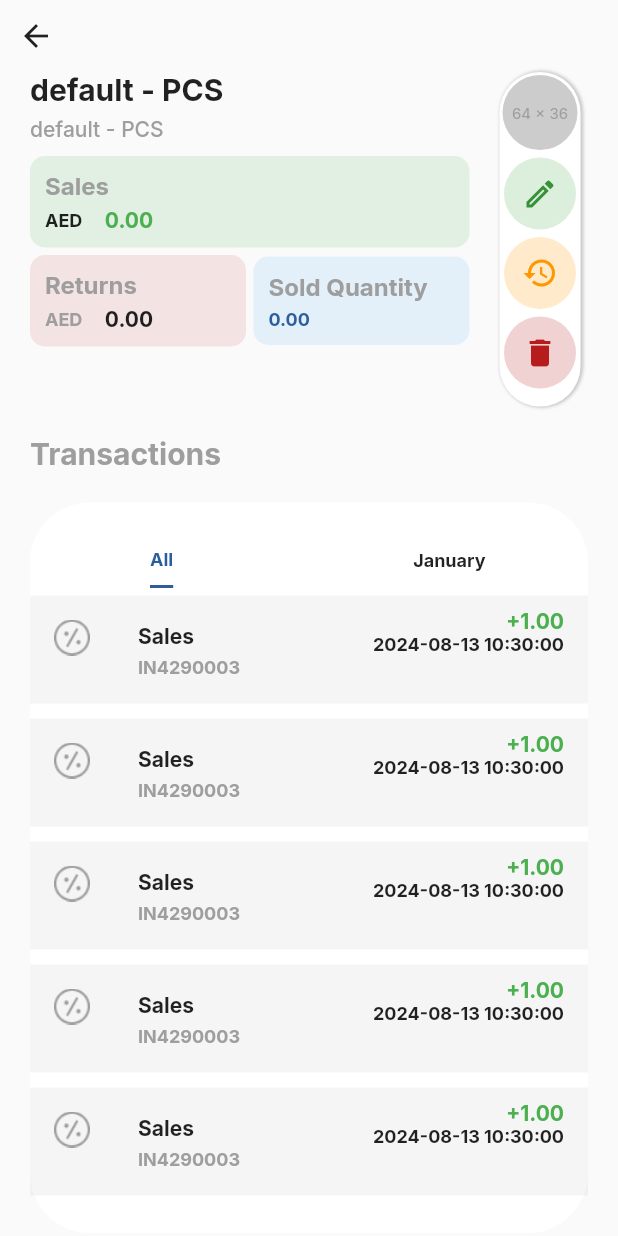
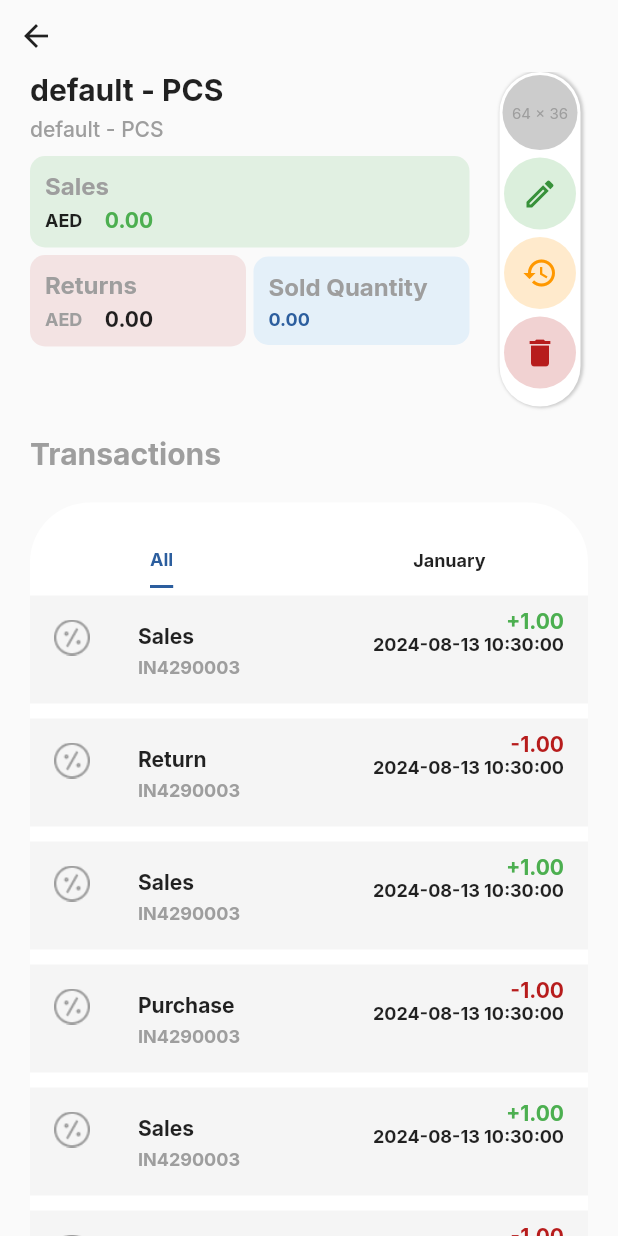
Before and after one commit to Rohit7602/spreadx_web, a Flutter app: the ProductDetailsView screen opened directly with sample values from the repository, after a tap on the "add" icon, on a phone screen of 412 x 824 dp. Run offline on Flutter 3.47's test engine with Material 3 defaults, Android fonts, the phone set to English and light mode, and no system bars; our stand-ins replace carousel_slider, data_table_2, get, go_router, google_fonts and 3 more; missing offline and left inert: country_currency_pickers, country_pickers, dart:ffi, expand_widget, win32, window_manager; accounts and stored records are empty; statements that could not run were skipped.

```diff
--- a/lib/View/Product/product_details_view.dart
+++ b/lib/View/Product/product_details_view.dart
@@ -1,7 +1,7 @@
 import 'package:flutter/material.dart';
 import 'package:get/get.dart';
-import 'package:intl/intl.dart';
 import 'package:spreadx_web/Components/Models/product_model.dart';
+import 'package:spreadx_web/Components/transaction_tile.dart';
 import 'package:spreadx_web/Data/local_data.dart';
 import 'package:spreadx_web/View/Product/edit_product_details_view.dart';
 import 'package:spreadx_web/main.dart';
@@ -22,6 +22,22 @@ class _ProductDetailsViewState extends State<ProductDetailsView> {
   final RxBool expandEditButton = RxBool(false);
 
   final RxString selected = "default".obs;
+
+  final List<String> transactionType = [
+    "Sales",
+    "Return",
+    "Sales",
+    "Purchase",
+    "Sales",
+    "Return",
+    "Purchase",
+    "Sales",
+    "Purchase",
+    "Return",
+    "Sales",
+    "Return",
+    "Purchase"
+  ];
 
   @override
   Widget build(BuildContext context) {
@@ -344,44 +360,12 @@ class _ProductDetailsViewState extends State<ProductDetailsView> {
                                     const EdgeInsets.symmetric(vertical: 5),
                                 separatorBuilder: (context, i) =>
                                     styleSheet.appConfig.addHeight(10),
-                                itemCount: 5,
+                                itemCount: transactionType.length,
                                 shrinkWrap: true,
                                 physics: const NeverScrollableScrollPhysics(),
                                 itemBuilder: (context, i) {
-                                  return Container(
-                                    color: styleSheet.COLOR.lightGreyColor,
-                                    child: ListTile(
-                                      leading: Image.asset(
-                                          styleSheet.icons.saleIcon,
-                                          color: styleSheet.COLOR.greyColor,
-                                          width: 24),
-                                      title: Text("Sales",
-                                          style:
-                                              styleSheet.TEXT_THEME.fs14Bold),
-                                      subtitle: Text("IN4290003",
-                                          style: styleSheet.TEXT_THEME.fs12Bold
-                                              .copyWith(
-                                                  color: styleSheet
-                                                      .COLOR.greyColor)),
-                                      trailing: Column(
-                                        crossAxisAlignment:
-                                            CrossAxisAlignment.end,
-                                        children: [
-                                          Text("+1.00",
-                                              style: styleSheet
-                                                  .TEXT_THEME.fs14Bold
-                                                  .copyWith(
-                                                      color: styleSheet
-                                                          .COLOR.greenColor)),
-                                          Text(
-                                              DateFormat("yyyy-MM-dd hh:mm:ss")
-                                                  .format(DateTime.now()),
-                                              style: styleSheet
-                                                  .TEXT_THEME.fs12Bold),
-                                        ],
-                                      ),
-                                    ),
-                                  );
+                                  return TransactionTile(
+                                      title: transactionType[i]);
                                 })
                           ],
                         ),
```
Also changed, not shown: lib/Components/Dialog/edit_product_dialog.dart (added, +65 -0 lines), lib/Components/Models/product_model.dart (+29 -0 lines), lib/View/Product/add_product/enter_manually_multiple.dart (+10 -0 lines).
